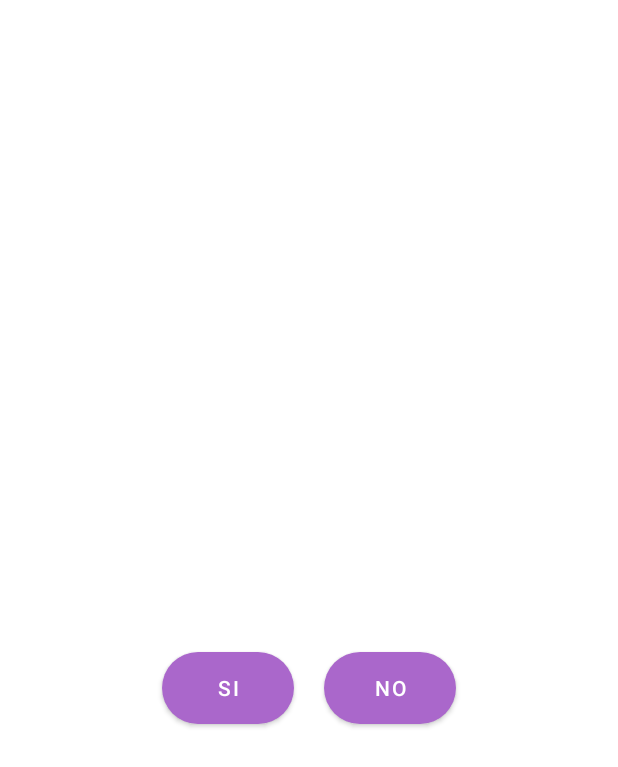
After one commit to danrox9/PopFun, an Android app: the layout confirmacion.xml on its own in the app's theme, with its tools: preview values and no code run, on a phone screen of 412 x 824 dp. The commit adds this screen. Shown: the top 767 px of the screen. Run offline under Robolectric (Android 15) with nearby library versions, the phone set to English and light mode, and no system bars.

Commit message:
Se termina con layout publicación

```diff
--- a/PopFun/app/src/main/java/com/example/popfun/EditarPublicacion.java
+++ b/PopFun/app/src/main/java/com/example/popfun/EditarPublicacion.java
@@ -45,8 +45,6 @@ public class EditarPublicacion extends AppCompatActivity {
     protected void onCreate(Bundle savedInstanceState) {
         super.onCreate(savedInstanceState);
         setContentView(R.layout.activity_editar_publicacion);
-        PublicacionFragment pb = new PublicacionFragment();
-        pb.getNumFunkoObjects();
         publicacion = findViewById(R.id.image_view);
         tituloE = findViewById(R.id.titulo);
         descripcionE = findViewById(R.id.descripcion);
--- /dev/null
+++ b/PopFun/app/src/main/res/layout/confirmacion.xml
@@ -0,0 +1,50 @@
+<LinearLayout xmlns:android="http://schemas.android.com/apk/res/android"
+    android:layout_width="match_parent"
+    android:layout_height="match_parent"
+    android:orientation="vertical"
+    android:gravity="center">
+
+    <TextView
+        android:id="@+id/textView2"
+        android:layout_width="244dp"
+        android:layout_height="94dp"
+        android:layout_centerHorizontal="true"
+        android:layout_centerVertical="true"
+        android:gravity="center"
+        android:text="¿Estas seguro de subir la publicación?"
+        android:textSize="20dp"
+        android:textStyle="bold"
+        android:textColor="@color/white"/>
+
+
+    <LinearLayout
+        android:layout_width="wrap_content"
+        android:layout_height="wrap_content"
+        android:orientation="horizontal">
+
+        <Button
+            android:id="@+id/dialog_button"
+            android:layout_width="wrap_content"
+            android:layout_height="wrap_content"
+            android:layout_marginStart="10dp"
+            android:layout_marginTop="10dp"
+            android:layout_marginEnd="10dp"
+            android:layout_marginBottom="10dp"
+            android:background="@drawable/button_rounded"
+            android:text="SI"
+            android:textColor="@color/white" />
+
+        <Button
+            android:id="@+id/dialog_button2"
+            android:layout_width="wrap_content"
+            android:layout_height="wrap_content"
+            android:layout_marginStart="10dp"
+            android:layout_marginTop="10dp"
+            android:layout_marginEnd="10dp"
+            android:layout_marginBottom="10dp"
+            android:background="@drawable/button_rounded"
+            android:text="NO"
+            android:textColor="@color/white" />
+    </LinearLayout>
+
+</LinearLayout>
--- a/PopFun/app/src/main/res/layout/fragment_publicacion.xml
+++ b/PopFun/app/src/main/res/layout/fragment_publicacion.xml
@@ -108,7 +108,12 @@
                 android:layout_width="wrap_content"
                 android:layout_height="wrap_content"
                 android:background="@drawable/button_rounded"
+                android:textColor="@color/white"
                 android:text="Subir" />
+
+            <Space
+                android:layout_width="match_parent"
+                android:layout_height="10dp" />
 
 
         </LinearLayout>
```
Also changed, not shown: PopFun/app/src/main/java/com/example/popfun/PublicacionFragment.java (+27 -1 lines).
